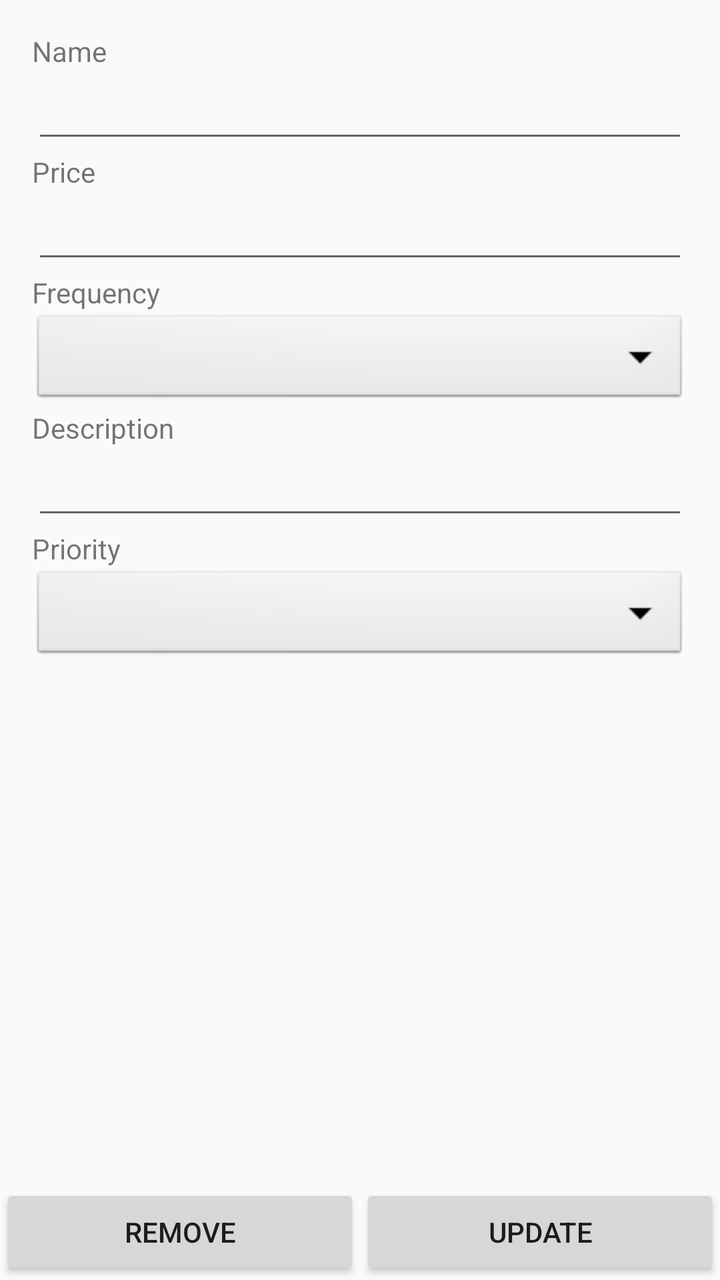
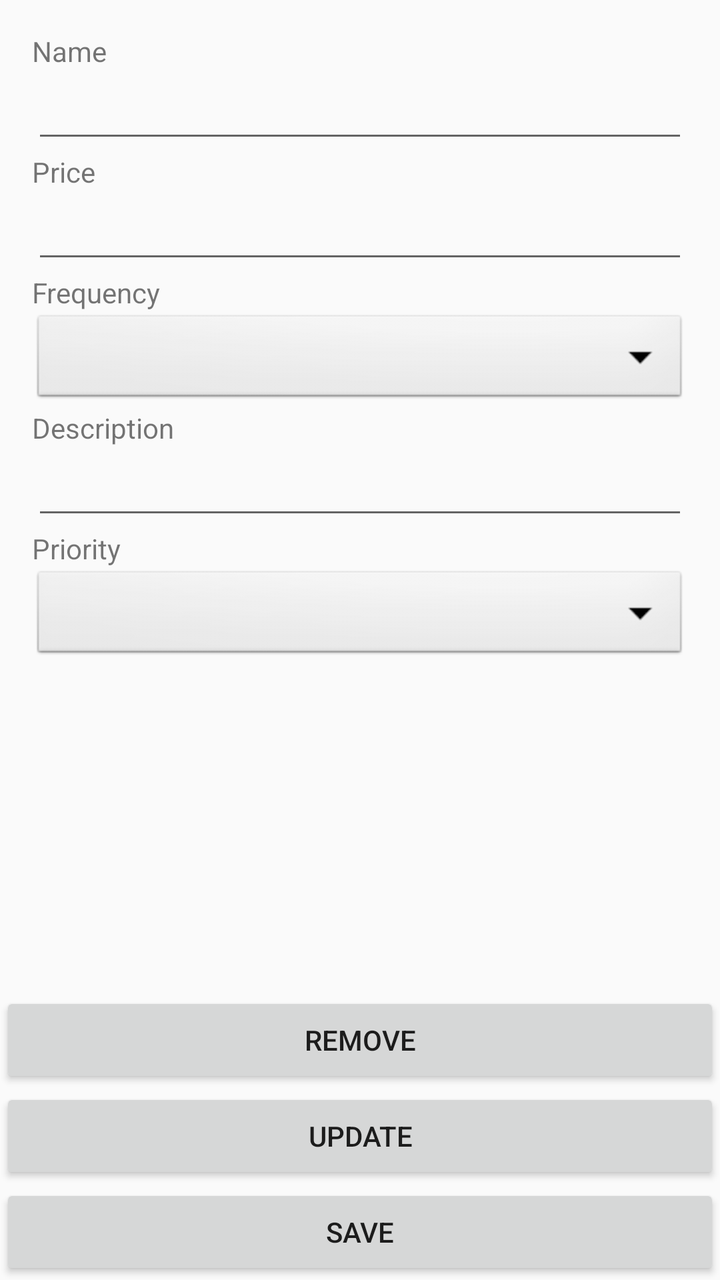

An Android layout rendered at two revisions. The XML below is the earlier revision; the diff shows what the commit changed to produce the second picture.
<!-- AndroidManifest.xml: application theme AppTheme -->
<!-- res/layout/activity_details.xml -->
<?xml version="1.0" encoding="utf-8"?>
<LinearLayout xmlns:android="http://schemas.android.com/apk/res/android"
    xmlns:tools="http://schemas.android.com/tools"
    android:layout_width="match_parent"
    android:layout_height="match_parent"
    android:orientation="vertical"
    tools:context=".ui.DetailsActivity">

    <LinearLayout
        android:layout_width="match_parent"
        android:layout_height="0dp"
        android:layout_weight="1"
        android:padding="16dp"
        android:orientation="vertical">

        <TextView
            android:layout_width="match_parent"
            android:layout_height="wrap_content"
            android:text="@string/name_field_label">
        </TextView>
        <EditText
            android:inputType="text"
            android:imeOptions="actionNext"
            android:id="@+id/editTextName"
            android:layout_width="match_parent"
            android:layout_height="wrap_content">
        </EditText>

        <TextView
            android:layout_width="match_parent"
            android:layout_height="wrap_content"
            android:text="@string/price_field_label">
        </TextView>
        <EditText
            android:imeOptions="actionNext"
            android:inputType="numberDecimal"
            android:id="@+id/editTextPrice"
            android:layout_width="match_parent"
            android:layout_height="wrap_content">
        </EditText>

        <TextView
            android:layout_width="match_parent"
            android:layout_height="wrap_content"
            android:text="@string/frequency_field_label">
        </TextView>
        <Spinner
            android:id="@+id/frequencyDropDown"
            android:layout_width="match_parent"
            android:layout_height="wrap_content"
            android:background="@android:drawable/btn_dropdown"
            android:spinnerMode="dropdown"/>

        <TextView
            android:layout_width="match_parent"
            android:layout_height="wrap_content"
            android:text="@string/description_field_label">
        </TextView>
        <EditText
            android:inputType="text"
            android:imeOptions="actionNext"
            android:id="@+id/editTextDescription"
            android:layout_width="match_parent"
            android:layout_height="wrap_content">
        </EditText>

        <TextView
            android:layout_width="match_parent"
            android:layout_height="wrap_content"
            android:text="Priority">
        </TextView>
        <Spinner
            android:id="@+id/priorityDropDown"
            android:layout_width="match_parent"
            android:layout_height="wrap_content"
            android:background="@android:drawable/btn_dropdown"
            android:spinnerMode="dropdown"/>

    </LinearLayout>

    <LinearLayout
        android:layout_gravity="center_horizontal"
        android:layout_width="match_parent"
        android:layout_height="wrap_content"
        android:orientation="horizontal">

        <Button
            android:id="@+id/buttonRemove"
            android:layout_weight="1"
            android:layout_width="match_parent"
            android:layout_height="wrap_content"
            android:text="@string/remove"
            android:onClick="removeSubscription"/>

        <Button
            android:id="@+id/buttonAdd"
            android:layout_weight="1"
            android:layout_width="match_parent"
            android:layout_height="wrap_content"
            android:text="@string/update"
            android:onClick="updateSubscription"/>

    </LinearLayout>

</LinearLayout>
<!-- resources referenced by this layout -->
<resources>
  <string name="description_field_label">Description</string>
  <string name="frequency_field_label">Frequency</string>
  <string name="name_field_label">Name</string>
  <string name="price_field_label">Price</string>
  <string name="remove">Remove</string>
  <string name="update">Update</string>
  <style name="AppTheme" parent="Theme.AppCompat.Light.DarkActionBar">
          
          <item name="colorPrimary">@color/colorPrimary</item>
          <item name="colorPrimaryDark">@color/colorPrimaryDark</item>
          <item name="colorAccent">@color/colorAccent</item>
      </style>
  <color name="colorPrimary">#6200EE</color>
  <color name="colorPrimaryDark">#3700B3</color>
  <color name="colorAccent">#03DAC5</color>
</resources>

<!-- the commit's change to res/layout/activity_details.xml (unified diff, before → after) -->
@@ -32,7 +32,7 @@
             android:text="@string/price_field_label">
         </TextView>
         <EditText
-            android:imeOptions="actionNext"
+            android:nextFocusForward="@id/frequencyDropDown"
             android:inputType="numberDecimal"
             android:id="@+id/editTextPrice"
             android:layout_width="match_parent"
@@ -46,6 +46,7 @@
         </TextView>
         <Spinner
             android:id="@+id/frequencyDropDown"
+            android:imeOptions="actionNext"
             android:layout_width="match_parent"
             android:layout_height="wrap_content"
             android:background="@android:drawable/btn_dropdown"
@@ -57,6 +58,7 @@
             android:text="@string/description_field_label">
         </TextView>
         <EditText
+            android:nextFocusForward="@id/frequencyDropDown"
             android:inputType="text"
             android:imeOptions="actionNext"
             android:id="@+id/editTextDescription"
@@ -82,24 +84,29 @@
         android:layout_gravity="center_horizontal"
         android:layout_width="match_parent"
         android:layout_height="wrap_content"
-        android:orientation="horizontal">
+        android:orientation="vertical">
 
         <Button
             android:id="@+id/buttonRemove"
-            android:layout_weight="1"
             android:layout_width="match_parent"
             android:layout_height="wrap_content"
             android:text="@string/remove"
             android:onClick="removeSubscription"/>
 
         <Button
-            android:id="@+id/buttonAdd"
-            android:layout_weight="1"
+            android:id="@+id/buttonUpdate"
             android:layout_width="match_parent"
             android:layout_height="wrap_content"
             android:text="@string/update"
             android:onClick="updateSubscription"/>
 
+        <Button
+            android:id="@+id/buttonAdd"
+            android:layout_width="match_parent"
+            android:layout_height="wrap_content"
+            android:text="@string/save"
+            android:onClick="validSubscription"/>
+
     </LinearLayout>
 
 </LinearLayout>
<!-- resource entries referenced after the edit -->
@@ -5,6 +5,7 @@
   <string name="name_field_label">Name</string>
   <string name="price_field_label">Price</string>
   <string name="remove">Remove</string>
+  <string name="save">Save</string>
   <string name="update">Update</string>
   <style name="AppTheme" parent="Theme.AppCompat.Light.DarkActionBar">
           
